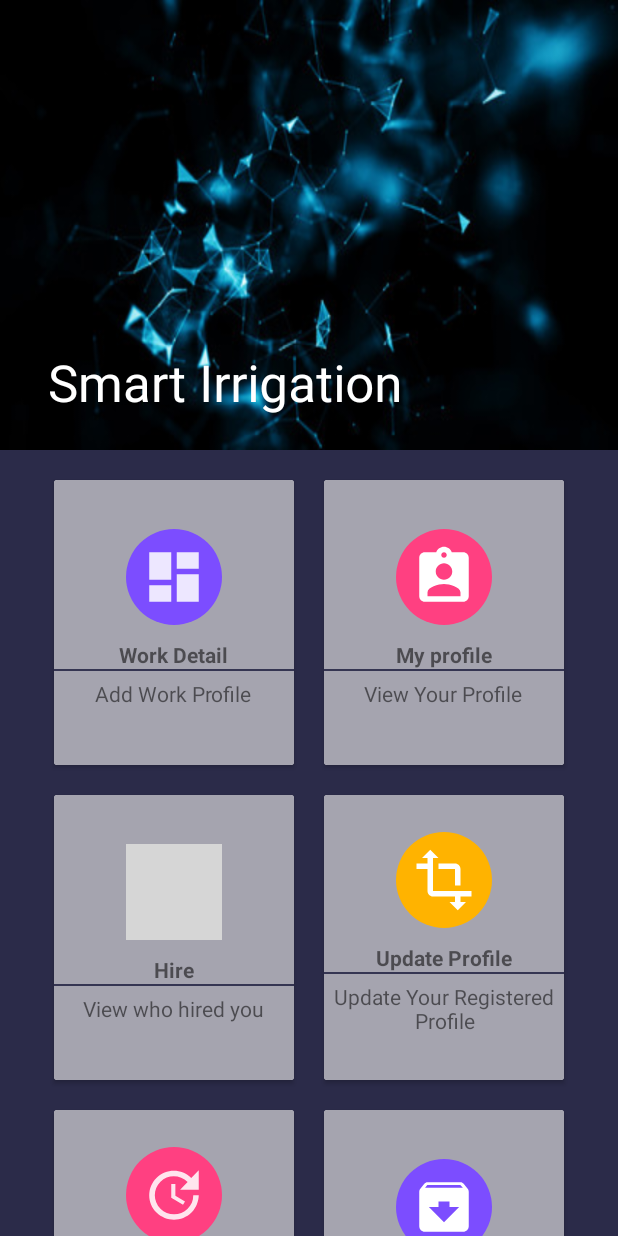
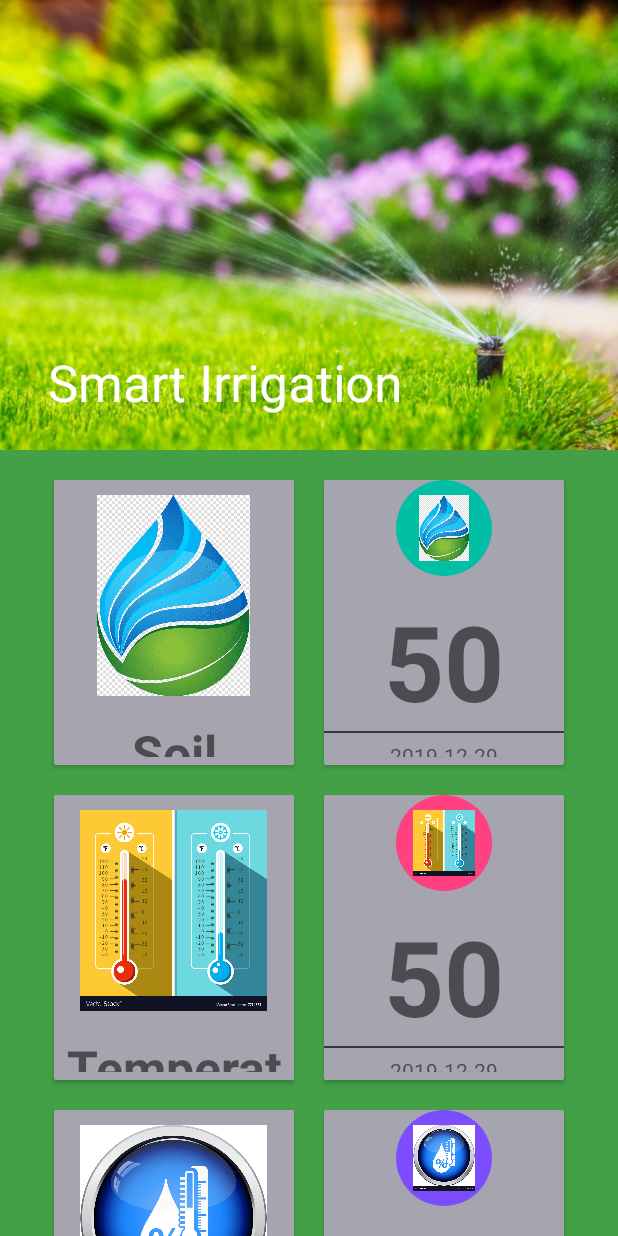
Before and after one commit to synasme10/Smart_Irrigation_System, an Android app: the screen it shows after launch (MainDashboardActivity), on a phone screen of 412 x 824 dp. Run offline under Robolectric (Android 15) with nearby library versions, the phone set to English and light mode, and no system bars; grey boxes are pictures that could not be loaded.

Commit message:
Design change to view soilmoisture, tempereature, humidity

```diff
--- a/app/src/main/java/com/example/smart_irrigation_system/MainDashboardActivity.java
+++ b/app/src/main/java/com/example/smart_irrigation_system/MainDashboardActivity.java
@@ -13,7 +13,7 @@ public class MainDashboardActivity extends AppCompatActivity {
         super.onCreate(savedInstanceState);
         setContentView(R.layout.activity_main_dashboard);
 
-        Tvhumidity=findViewById(R.id.humidity);
+
 
     }
 }
--- a/app/src/main/res/layout/activity_main_dashboard.xml
+++ b/app/src/main/res/layout/activity_main_dashboard.xml
@@ -22,7 +22,7 @@
             app:layout_scrollFlags="exitUntilCollapsed|scroll"
             app:title="Smart Irrigation"
             app:expandedTitleMarginEnd="64dp"
-            android:background="@drawable/dashboard2"
+            android:background="@drawable/background"
             >
             <android.support.v7.widget.Toolbar
                 android:id="@+id/toolbarid"
@@ -60,7 +60,7 @@
                     android:clickable="true"
                     android:layout_width="160dp"
                     android:layout_height="190dp"
-                    android:id="@+id/CvEmployeedasboard"
+                    android:id="@+id/Cvsoilmoisture"
 
                     android:layout_margin="10dp">
 
@@ -71,32 +71,41 @@
                         android:gravity="center"
                         android:orientation="vertical">
 
+                        <!--<ImageView-->
+                            <!--android:layout_width="64dp"-->
+                            <!--android:layout_height="64dp"-->
+                            <!--android:background="@drawable/anothercirclebgpurple"-->
+                            <!--android:padding="10dp"-->
+                            <!--android:src="@drawable/ic_dashboard_black_24dp" />-->
+
+                        <!--<TextView-->
+                            <!--android:layout_width="wrap_content"-->
+                            <!--android:layout_height="wrap_content"-->
+                            <!--android:layout_marginTop="10dp"-->
+                            <!--android:text="Work Detail"-->
+                            <!--android:textStyle="bold" />-->
                         <ImageView
-                            android:layout_width="64dp"
-                            android:layout_height="64dp"
-                            android:background="@drawable/anothercirclebgpurple"
+                            android:layout_width="150dp"
+                            android:layout_height="154dp"
+
                             android:padding="10dp"
-                            android:src="@drawable/ic_dashboard_black_24dp" />
+                            android:src="@drawable/soil" />
+
+
+                        <!--<View-->
+                        <!--android:layout_width="match_parent"-->
+                        <!--android:layout_height="dp"-->
+                        <!--android:background="@color/textfield" />-->
 
                     <TextView
-                            android:layout_width="wrap_content"
-                            android:layout_height="wrap_content"
-                            android:layout_marginTop="10dp"
-                            android:text="Work Detail"
-                            android:textStyle="bold" />
-
-                        <View
-                            android:layout_width="match_parent"
-                            android:layout_height="1dp"
-                            android:background="@color/textfield" />
-
-                        <TextView
-                            android:id="@+id/humidity"
+                        android:id="@+id/soilmoisture"
                         android:layout_width="wrap_content"
                         android:layout_height="wrap_content"
                         android:gravity="center"
                         android:padding="5dp"
-                            android:text="Add Work Profile" />
+                        android:textSize="50px"
+                        android:textStyle="bold"
+                        android:text="Soil Moisture" />
 
 
                 </LinearLayout>
@@ -106,7 +115,122 @@
             <android.support.v7.widget.CardView
                 android:foreground="?android:attr/selectableItemBackground"
                 android:clickable="true"
-                    android:id="@+id/Cvprofile"
+                android:id="@+id/Cvsoilmoisturedata"
+                android:layout_width="160dp"
+                android:layout_height="190dp"
+                android:layout_margin="10dp">
+                <LinearLayout
+                    android:layout_width="match_parent"
+                    android:layout_height="match_parent"
+                    android:orientation="vertical"
+                    android:gravity="center"
+                    android:background="@color/textfieldfont"
+                    >
+                    <ImageView
+                        android:layout_width="64dp"
+                        android:layout_height="64dp"
+                        android:background="@drawable/anothercirclebggreen"
+                        android:src="@drawable/soil"
+                        android:padding="10dp"
+                        />
+
+                    <TextView
+                        android:id="@+id/Tvsoilmoisture"
+                        android:layout_width="wrap_content"
+                        android:layout_height="wrap_content"
+                        android:layout_marginTop="10dp"
+                        android:text="50"
+                        android:textSize="105px"
+                        android:textStyle="bold" />
+
+                    <View
+                        android:layout_width="match_parent"
+                        android:layout_height="1dp"
+                        android:background="@color/textfield"/>
+
+                    <TextView
+                        android:id="@+id/Tvsoilmoisturedate"
+                        android:layout_width="wrap_content"
+                        android:layout_height="wrap_content"
+                        android:gravity="center"
+                        android:text="2019-12-29"
+                        android:padding="5dp"/>
+
+
+
+                </LinearLayout>
+
+            </android.support.v7.widget.CardView>
+        </LinearLayout>
+
+            <LinearLayout
+                android:layout_width="match_parent"
+                android:layout_height="wrap_content"
+                android:orientation="horizontal"
+                android:gravity="center"
+                android:clipToPadding="false">
+
+                <android.support.v7.widget.CardView
+                    android:foreground="?android:attr/selectableItemBackground"
+                    android:clickable="true"
+                    android:layout_width="160dp"
+                    android:layout_height="190dp"
+                    android:id="@+id/Cvtemperature"
+
+                    android:layout_margin="10dp">
+
+                    <LinearLayout
+                        android:layout_width="match_parent"
+                        android:layout_height="match_parent"
+                        android:background="@color/textfieldfont"
+                        android:gravity="center"
+                        android:orientation="vertical">
+
+                        <!--<ImageView-->
+                        <!--android:layout_width="64dp"-->
+                        <!--android:layout_height="64dp"-->
+                        <!--android:background="@drawable/anothercirclebgpurple"-->
+                        <!--android:padding="10dp"-->
+                        <!--android:src="@drawable/ic_dashboard_black_24dp" />-->
+
+                        <!--<TextView-->
+                        <!--android:layout_width="wrap_content"-->
+                        <!--android:layout_height="wrap_content"-->
+                        <!--android:layout_marginTop="10dp"-->
+                        <!--android:text="Work Detail"-->
+                        <!--android:textStyle="bold" />-->
+                        <ImageView
+                            android:layout_width="150dp"
+                            android:layout_height="154dp"
+
+                            android:padding="10dp"
+                            android:src="@drawable/temp" />
+
+
+                        <!--<View-->
+                        <!--android:layout_width="match_parent"-->
+                        <!--android:layout_height="dp"-->
+                        <!--android:background="@color/textfield" />-->
+
+                        <TextView
+
+                            android:layout_width="wrap_content"
+                            android:layout_height="wrap_content"
+                            android:gravity="center"
+                            android:padding="5dp"
+                            android:textSize="50px"
+                            android:textStyle="bold"
+                            android:text="Temperature" />
+
+
+                    </LinearLayout>
+
+                </android.support.v7.widget.CardView>
+
+                <android.support.v7.widget.CardView
+                    android:foreground="?android:attr/selectableItemBackground"
+                    android:clickable="true"
+                    android:id="@+id/Cvtemperturedata"
                     android:layout_width="160dp"
                     android:layout_height="190dp"
                     android:layout_margin="10dp">
@@ -121,15 +245,17 @@
                             android:layout_width="64dp"
                             android:layout_height="64dp"
                             android:background="@drawable/anothercirclebgpink"
-                            android:src="@drawable/ic_assignment_ind_black_24dp"
+                            android:src="@drawable/temp"
                             android:padding="10dp"
                             />
 
                         <TextView
+                            android:id="@+id/Tvtemperature"
                             android:layout_width="wrap_content"
                             android:layout_height="wrap_content"
                             android:layout_marginTop="10dp"
-                            android:text="My profile"
+                            android:text="50"
+                            android:textSize="105px"
                             android:textStyle="bold" />
 
                         <View
@@ -138,10 +264,11 @@
                             android:background="@color/textfield"/>
 
                         <TextView
+                            android:id="@+id/Tvtemperaturedate"
                             android:layout_width="wrap_content"
                             android:layout_height="wrap_content"
                             android:gravity="center"
-                            android:text="View Your Profile"
+                            android:text="2019-12-29"
                             android:padding="5dp"/>
 
 
@@ -150,6 +277,123 @@
 
                 </android.support.v7.widget.CardView>
             </LinearLayout>
+
+            <LinearLayout
+                android:layout_width="match_parent"
+                android:layout_height="wrap_content"
+                android:orientation="horizontal"
+                android:gravity="center"
+                android:clipToPadding="false">
+
+                <android.support.v7.widget.CardView
+                    android:foreground="?android:attr/selectableItemBackground"
+                    android:clickable="true"
+                    android:layout_width="160dp"
+                    android:layout_height="190dp"
+                    android:id="@+id/Cvhumidity"
+
+                    android:layout_margin="10dp">
+
+                    <LinearLayout
+                        android:layout_width="match_parent"
+                        android:layout_height="match_parent"
+                        android:background="@color/textfieldfont"
+                        android:gravity="center"
+                        android:orientation="vertical">
+
+                        <!--<ImageView-->
+                        <!--android:layout_width="64dp"-->
+                        <!--android:layout_height="64dp"-->
+                        <!--android:background="@drawable/anothercirclebgpurple"-->
+                        <!--android:padding="10dp"-->
+                        <!--android:src="@drawable/ic_dashboard_black_24dp" />-->
+
+                        <!--<TextView-->
+                        <!--android:layout_width="wrap_content"-->
+                        <!--android:layout_height="wrap_content"-->
+                        <!--android:layout_marginTop="10dp"-->
+                        <!--android:text="Work Detail"-->
+                        <!--android:textStyle="bold" />-->
+                        <ImageView
+                            android:layout_width="150dp"
+                            android:layout_height="154dp"
+
+                            android:padding="10dp"
+                            android:src="@drawable/humid" />
+
+
+                        <!--<View-->
+                        <!--android:layout_width="match_parent"-->
+                        <!--android:layout_height="dp"-->
+                        <!--android:background="@color/textfield" />-->
+
+                        <TextView
+                            android:id="@+id/humidity"
+                            android:layout_width="wrap_content"
+                            android:layout_height="wrap_content"
+                            android:gravity="center"
+                            android:padding="5dp"
+                            android:textSize="50px"
+                            android:textStyle="bold"
+                            android:text="Humidity" />
+
+
+                    </LinearLayout>
+
+                </android.support.v7.widget.CardView>
+
+                <android.support.v7.widget.CardView
+                    android:foreground="?android:attr/selectableItemBackground"
+                    android:clickable="true"
+                    android:id="@+id/Cvhumiditydata"
+                    android:layout_width="160dp"
+                    android:layout_height="190dp"
+                    android:layout_margin="10dp">
+                    <LinearLayout
+                        android:layout_width="match_parent"
+                        android:layout_height="match_parent"
+                        android:orientation="vertical"
+                        android:gravity="center"
+                        android:background="@color/textfieldfont"
+                        >
+                        <ImageView
+                            android:layout_width="64dp"
+                            android:layout_height="64dp"
+                            android:background="@drawable/anothercirclebgpurple"
+                            android:src="@drawable/humid"
+                            android:padding="10dp"
+                            />
+
+                        <TextView
+                            android:id="@+id/Tvhumidity"
+                            android:layout_width="wrap_content"
+                            android:layout_height="wrap_content"
+                            android:layout_marginTop="10dp"
+                            android:text="50"
+                            android:textSize="105px"
+                            android:textStyle="bold" />
+
+                        <View
+                            android:layout_width="match_parent"
+                            android:layout_height="1dp"
+                            android:background="@color/textfield"/>
+
+                        <TextView
+                            android:id="@+id/Tvhumiditydate"
+                            android:layout_width="wrap_content"
+                            android:layout_height="wrap_content"
+                            android:gravity="center"
+                            android:text="2019-12-29"
+                            android:padding="5dp"/>
+
+
+
+                    </LinearLayout>
+
+                </android.support.v7.widget.CardView>
+            </LinearLayout>
+
+
 
 
             <LinearLayout
@@ -162,7 +406,7 @@
                 <android.support.v7.widget.CardView
                     android:foreground="?android:attr/selectableItemBackground"
                     android:clickable="true"
-                    android:id="@+id/Cvemployeebook"
+                    android:id="@+id/Cvhistory"
                     android:layout_width="160dp"
                     android:layout_height="190dp"
                     android:layout_margin="10dp">
@@ -185,7 +429,8 @@
                             android:layout_height="wrap_content"
                             android:textStyle="bold"
                             android:layout_marginTop="10dp"
-                            android:text="Hire"
+                            android:text="Data History"
+                            android:textSize="50px"
                             />
 
                         <View
@@ -197,7 +442,7 @@
                             android:layout_width="wrap_content"
                             android:layout_height="wrap_content"
                             android:gravity="center"
-                            android:text="View who hired you"
+                            android:text="View all data"
                             android:padding="5dp"/>
 
 
@@ -206,52 +451,7 @@
 
                 </android.support.v7.widget.CardView>
 
-                <android.support.v7.widget.CardView
-                    android:foreground="?android:attr/selectableItemBackground"
-                    android:clickable="true"
-                    android:id="@+id/Cvupprof"
-                    android:layout_width="160dp"
-                    android:layout_height="190dp"
-                    android:layout_margin="10dp">
-                    <LinearLayout
-                        android:layout_width="match_parent"
-                        android:layout_height="match_parent"
-                        android:orientation="vertical"
-                        android:gravity="center"
-                        android:background="@color/textfieldfont"
-                        >
-                        <ImageView
-                            android:layout_width="64dp"
-                            android:layout_height="64dp"
-                            android:background="@drawable/anothercirclebgyellow"
-                            android:src="@drawable/ic_transform_black_24dp"
-                            android:padding="10dp"
-                            />
-                        <TextView
-                            android:layout_width="wrap_content"
-                            android:layout_height="wrap_content"
-                            android:textStyle="bold"
-                            android:layout_marginTop="10dp"
-                            android:text="Update Profile"
-                            />
 
-                        <View
-                            android:layout_width="match_parent"
-                            android:layout_height="1dp"
-                            android:background="@color/textfield"/>
-
-                        <TextView
-                            android:layout_width="wrap_content"
-                            android:layout_height="wrap_content"
-                            android:gravity="center"
-                            android:text="Update Your Registered Profile"
-                            android:padding="5dp"/>
-
-
-
-                    </LinearLayout>
-
-                </android.support.v7.widget.CardView>
             </LinearLayout>
 
         <LinearLayout
@@ -261,57 +461,12 @@
             android:gravity="center"
             android:clipToPadding="false">
 
-                <android.support.v7.widget.CardView
-                    android:foreground="?android:attr/selectableItemBackground"
-                    android:clickable="true"
-                    android:id="@+id/Cvupdatework"
-                    android:layout_width="160dp"
-                    android:layout_height="190dp"
-                    android:layout_margin="10dp">
-                    <LinearLayout
-                        android:layout_width="match_parent"
-                        android:layout_height="match_parent"
-                        android:orientation="vertical"
-                        android:gravity="center"
-                        android:background="@color/textfieldfont"
-                        >
-                        <ImageView
-                            android:layout_width="64dp"
-                            android:layout_height="64dp"
-                            android:background="@drawable/anothercirclebgpink"
-                            android:src="@drawable/ic_update_black_24dp"
-                            android:padding="10dp"
-                            />
-                        <TextView
-                            android:layout_width="wrap_content"
-                            android:layout_height="wrap_content"
-                            android:textStyle="bold"
-                            android:layout_marginTop="10dp"
-                            android:text="Update Work Profile"
-                            />
 
-                        <View
-                            android:layout_width="match_parent"
-                            android:layout_height="1dp"
-                            android:background="@color/textfield"/>
-
-                        <TextView
-                            android:layout_width="wrap_content"
-                            android:layout_height="wrap_content"
-                            android:gravity="center"
-                            android:text="Update Your Work Profile"
-                            android:padding="5dp"/>
-
-
-
-                    </LinearLayout>
-
-                </android.support.v7.widget.CardView>
 
             <android.support.v7.widget.CardView
                 android:foreground="?android:attr/selectableItemBackground"
                 android:clickable="true"
-                    android:id="@+id/CvLogout"
+                android:id="@+id/Cvquit"
                 android:layout_width="160dp"
                 android:layout_height="190dp"
                 android:layout_margin="10dp">
@@ -334,7 +489,7 @@
                         android:layout_height="wrap_content"
                         android:textStyle="bold"
                         android:layout_marginTop="10dp"
-                            android:text="Logout"
+                        android:text="Quit"
                         />
 
                     <View
--- a/app/src/main/res/layout/activity_splash_screen.xml
+++ b/app/src/main/res/layout/activity_splash_screen.xml
@@ -14,9 +14,10 @@
         android:layout_centerInParent="true"
         android:padding="40dp"
         android:layout_marginBottom="10dp"
+     android:src="@drawable/watering"
      />
 
-//   android:src="@drawable/dayjoblogo"
+
     <ProgressBar
         android:id="@+id/progressbar"
         android:layout_marginTop="50dp"
--- a/app/src/main/res/values/colors.xml
+++ b/app/src/main/res/values/colors.xml
@@ -3,8 +3,8 @@
     <color name="colorPrimary">#008577</color>
     <color name="colorPrimaryDark">#00574B</color>
     <color name="colorAccent">#D81B60</color>
-    <color name="background">#2B2B49</color>
-
+    <color name="backgrounsd">#2B2B49</color>
+    <color name="background">#43A047</color>
     <color name="textfield">#353552</color>
     <color name="textfieldfont">#A5A4Af</color>
     <color name="bgdarker">#24243e</color>
```
Also changed, not shown: app/src/main/res/drawable/background.jpg (added), app/src/main/res/drawable/humid.jpg (added), app/src/main/res/drawable/humidity.jpg (added), app/src/main/res/drawable/soil.jpg (added), app/src/main/res/drawable/temp.jpg (added), app/src/main/res/drawable/watering.jpg (added). Lines whose indentation alone changed are shown as unchanged.
